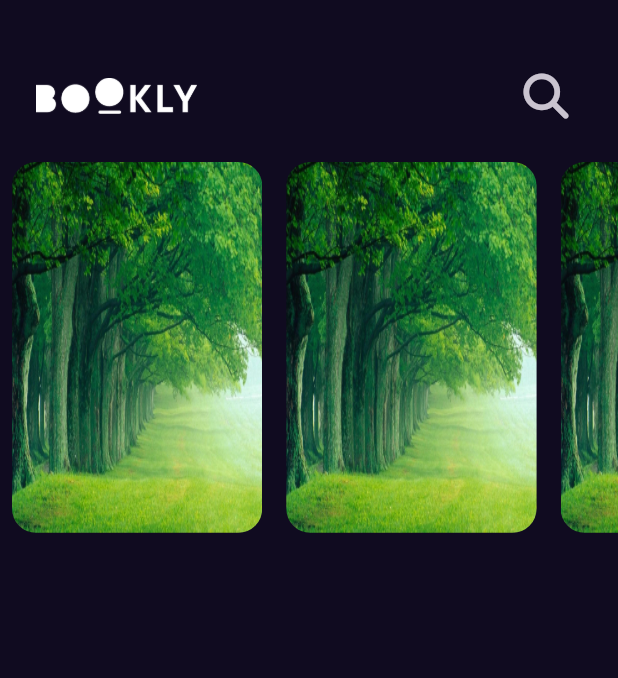
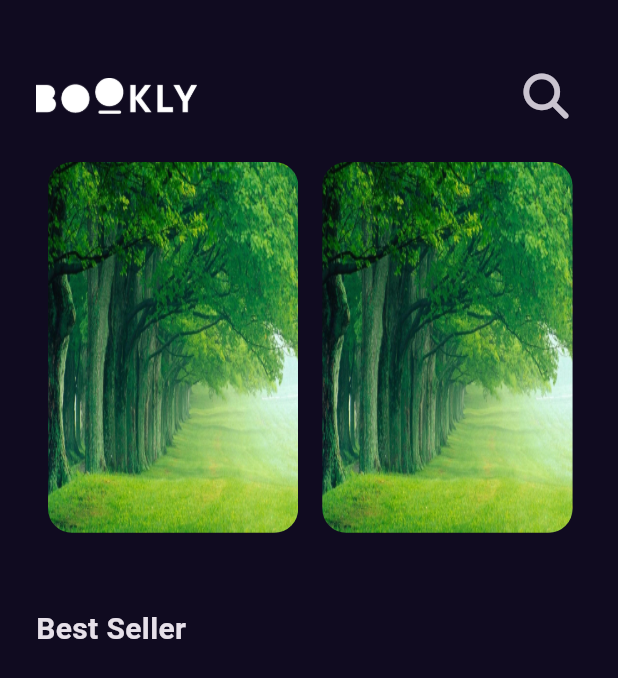
Before and after one commit to mohamedali37/bookly-app, a Flutter app: the screen it shows after launch, on a phone screen of 412 x 824 dp. Shown: the top 678 px of the screen. Run offline on Flutter 3.47's test engine with Material 3 defaults, Android fonts, the phone set to English and light mode, and no system bars; our stand-ins replace font_awesome_flutter, get.

Commit message:
create style file and add text to home view

```diff
--- /dev/null
+++ b/lib/core/utils/styles.dart
@@ -0,0 +1,8 @@
+import 'package:flutter/material.dart';
+
+abstract class Styles {
+  static const style = TextStyle(
+    fontSize: 20,
+    fontWeight: FontWeight.w600,
+  );
+}
--- a/lib/features/home/presentation/views/widgets/custom_app_bar.dart
+++ b/lib/features/home/presentation/views/widgets/custom_app_bar.dart
@@ -8,7 +8,7 @@ class CustomAppBar extends StatelessWidget {
   @override
   Widget build(BuildContext context) {
     return Padding(
-      padding: const EdgeInsets.only(left: 24, right: 24, top: 40, bottom: 20),
+      padding: const EdgeInsets.only(top: 40, bottom: 20),
       child: Row(
         children: [
           Image.asset(
--- a/lib/features/home/presentation/views/widgets/home_view_body.dart
+++ b/lib/features/home/presentation/views/widgets/home_view_body.dart
@@ -1,6 +1,6 @@
+import 'package:bookly_app/core/utils/styles.dart';
 import 'package:bookly_app/features/home/presentation/views/widgets/bookly_list_view.dart';
 import 'package:bookly_app/features/home/presentation/views/widgets/custom_app_bar.dart';
-import 'package:bookly_app/features/home/presentation/views/widgets/custom_item_list_view.dart';
 import 'package:flutter/material.dart';
 import 'package:flutter/widgets.dart';
 
@@ -9,11 +9,17 @@ class HomeViewBody extends StatelessWidget {
 
   @override
   Widget build(BuildContext context) {
-    return const Column(
-      children: [
-        CustomAppBar(),
-        BooklyListView(),
-      ],
+    return const Padding(
+      padding: EdgeInsets.symmetric(horizontal: 24),
+      child: Column(
+        crossAxisAlignment: CrossAxisAlignment.start,
+        children: [
+          CustomAppBar(),
+          BooklyListView(),
+          SizedBox(height: 50,),
+          Text('Best Seller', style: Styles.style,),
+        ],
+      ),
     );
   }
 }
```
